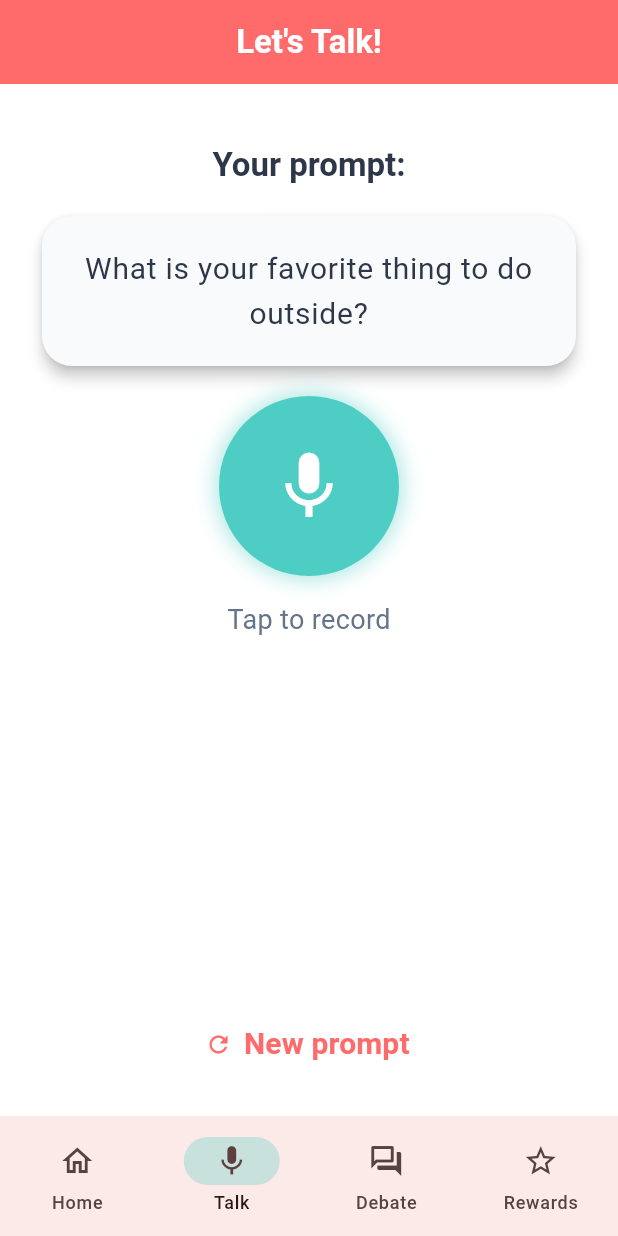
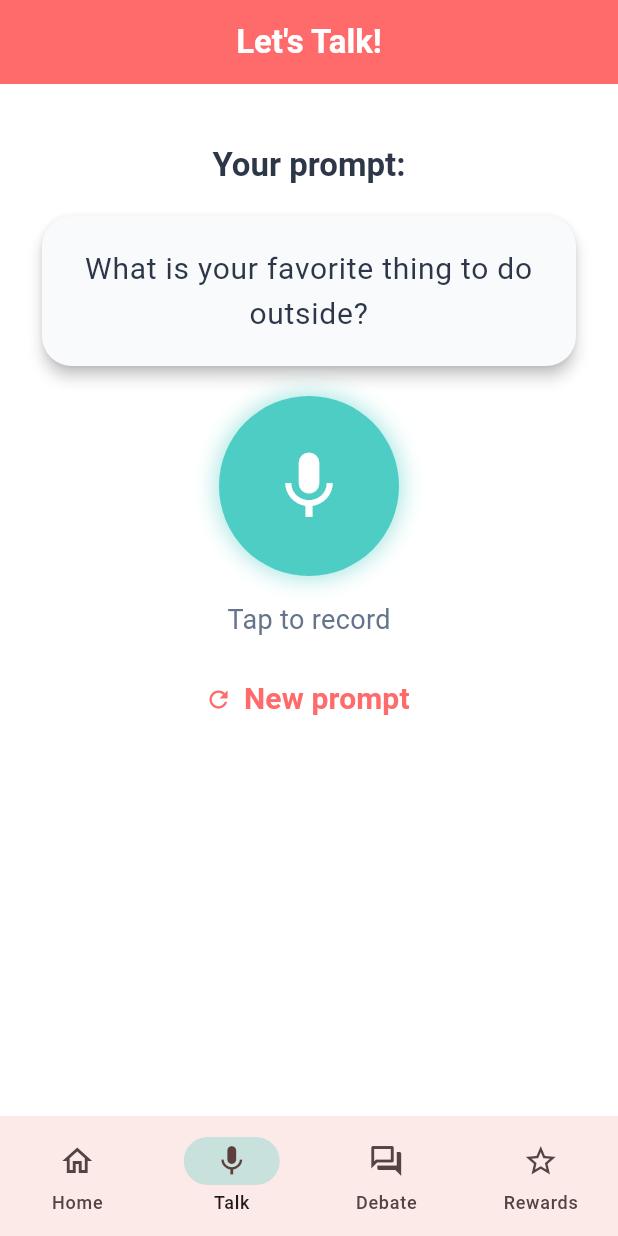
Before and after one commit to jxxesecurity/ADHD, a Flutter app: the TalkScreen screen opened by its route, on a phone screen of 412 x 824 dp. Run offline on Flutter 3.47's test engine with Material 3 defaults, Android fonts, the phone set to English and light mode, and no system bars; our stand-ins replace go_router, permission_handler; missing offline and left inert: flutter_sound.

Commit message:
Refactor audio recording logic in TalkScreen
- Updated audio codec from aacMP4 to aacADTS for better compatibility.
- Implemented dynamic file path generation for recordings using the temporary directory.
- Enhanced playback logic to read audio data from a buffer, improving cross-platform support.
- Adjusted layout structure for improved UI consistency.

```diff
--- a/speech4adhd/lib/screens/talk_screen.dart
+++ b/speech4adhd/lib/screens/talk_screen.dart
@@ -1,7 +1,8 @@
+import 'dart:io';
 import 'dart:math';
-import 'dart:io';
 
 import 'package:flutter/material.dart';
+import 'package:path_provider/path_provider.dart';
 import 'package:permission_handler/permission_handler.dart';
 
 import 'package:flutter_sound/flutter_sound.dart';
@@ -26,12 +27,13 @@ class _TalkScreenState extends State<TalkScreen> {
   bool _showFeedback = false;
   bool _isPlaying = false;
   String? _recordedFilePath;
+  String? _recordingPath;
   final _random = Random();
 
   final FlutterSoundRecorder _recorder = FlutterSoundRecorder();
   final FlutterSoundPlayer _player = FlutterSoundPlayer();
 
-  static const Codec _codec = Codec.aacMP4;
+  static const Codec _codec = Codec.aacADTS;
 
   @override
   void initState() {
@@ -72,9 +74,9 @@ class _TalkScreenState extends State<TalkScreen> {
     if (_isRecording) {
       setState(() => _isRecording = false);
       try {
-        final path = await _recorder.stopRecorder();
+        await _recorder.stopRecorder();
+        final path = _recordingPath;
         if (mounted && path != null && path.isNotEmpty) {
-          // Keep the raw path returned by flutter_sound; use it directly for playback.
           setState(() {
             _recordedFilePath = path;
             _hasPlayedBack = false;
@@ -111,10 +113,13 @@ class _TalkScreenState extends State<TalkScreen> {
     }
 
     try {
-      // Let flutter_sound manage the storage location; we just give it a file name.
-      const fileName = 'speech4adhd_talk.mp4';
+      final dir = await getTemporaryDirectory();
+      final path =
+          '${dir.path}/speech4adhd_talk_${DateTime.now().millisecondsSinceEpoch}.aac';
+      _recordingPath = path;
+
       await _recorder.startRecorder(
-        toFile: fileName,
+        toFile: path,
         codec: _codec,
         sampleRate: 44100,
         numChannels: 1,
@@ -133,9 +138,7 @@ class _TalkScreenState extends State<TalkScreen> {
     final path = _recordedFilePath;
     if (path == null || path.isEmpty) return;
 
-    // Some platforms may return a file URI like file://...; normalize to a real path for File().
-    final normalizedPath = path.startsWith('file://') ? path.substring(7) : path;
-    final file = File(normalizedPath);
+    final file = File(path);
     if (!await file.exists()) {
       if (mounted) {
         ScaffoldMessenger.of(context).showSnackBar(
@@ -153,8 +156,11 @@ class _TalkScreenState extends State<TalkScreen> {
 
     try {
       setState(() => _isPlaying = true);
+      // Workaround for iOS/Android: fromURI can fail with local file path;
+      // playing from buffer works (see flutter_sound GitHub #650, #940).
+      final bytes = await file.readAsBytes();
       await _player.startPlayer(
-        fromURI: normalizedPath,
+        fromDataBuffer: bytes,
         codec: _codec,
         whenFinished: () {
           if (mounted) setState(() => _isPlaying = false);
@@ -178,9 +184,15 @@ class _TalkScreenState extends State<TalkScreen> {
         appBar: AppBar(
           title: const Text("Let's Talk!"),
         ),
-        body: Padding(
+        body: LayoutBuilder(
+          builder: (context, constraints) {
+            return SingleChildScrollView(
+              child: ConstrainedBox(
+                constraints: BoxConstraints(minHeight: constraints.maxHeight),
+                child: Padding(
                   padding: const EdgeInsets.all(24),
                   child: Column(
+                    mainAxisSize: MainAxisSize.min,
                     children: [
                       const SizedBox(height: 16),
                       Text(
@@ -238,7 +250,7 @@ class _TalkScreenState extends State<TalkScreen> {
                           ),
                         ),
                       ],
-              const Spacer(),
+                      const SizedBox(height: 16),
                       TextButton.icon(
                         onPressed: _pickNewPrompt,
                         icon: const Icon(Icons.refresh),
@@ -249,5 +261,9 @@ class _TalkScreenState extends State<TalkScreen> {
                 ),
               ),
             );
+          },
+        ),
+      ),
+    );
   }
 }
```
Lines whose indentation alone changed are shown as unchanged.
